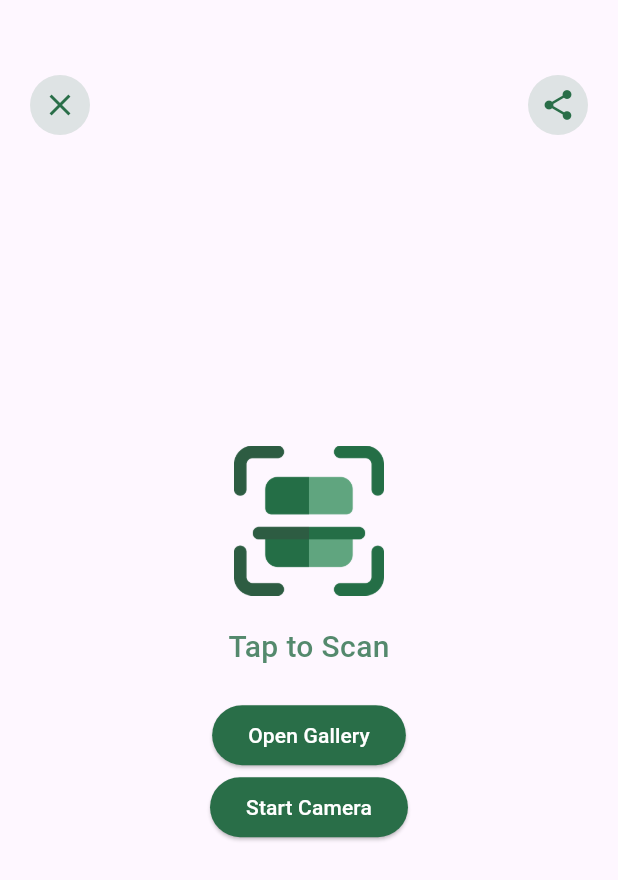
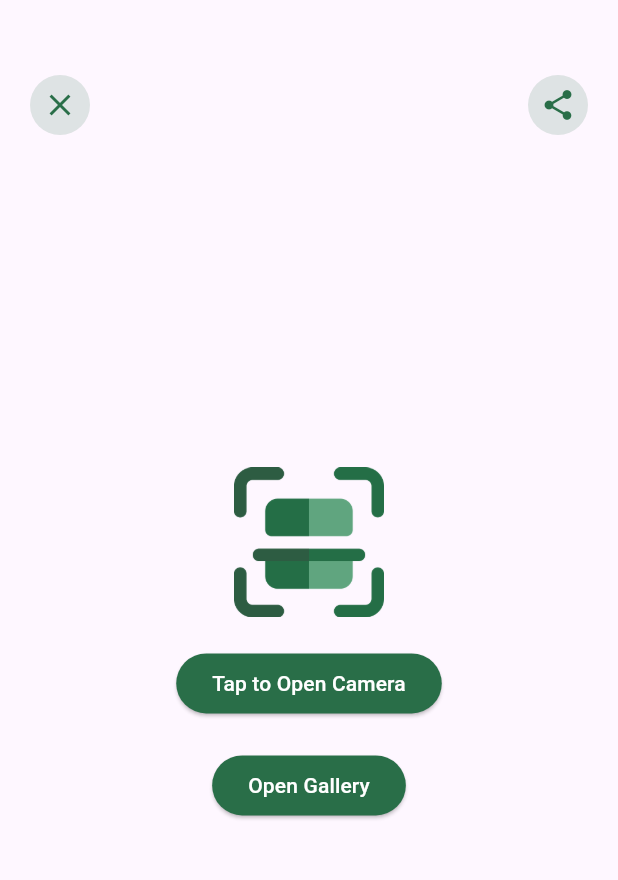
Before and after one commit to J1410T/Plant_App_With_GPT_Predict, a Flutter app: the ScanPage screen opened directly, on a phone screen of 412 x 824 dp. Shown: the top 880 px of the screen. Run offline on Flutter 3.47's test engine with Material 3 defaults, Android fonts, the light colour scheme and no system bars; our stand-ins replace animated_bottom_navigation_bar, animated_text_kit, awesome_dialog, dio, flutter_spinkit, google_sign_in and 4 more; accounts and stored records are empty; network calls fail.

Commit message:
style: update ui in scan page

```diff
--- a/lib/ui/scan_page.dart
+++ b/lib/ui/scan_page.dart
@@ -172,12 +172,16 @@ class _ScanPageState extends State<ScanPage> {
                           height: 100,
                         ),
                         const SizedBox(height: 20),
-                        Text(
-                          'Tap to Scan',
-                          style: TextStyle(
-                            color: Constants.primaryColor.withOpacity(.80),
-                            fontWeight: FontWeight.w500,
-                            fontSize: 20,
+                        ElevatedButton(
+                          onPressed: () {
+                            _pickImage(ImageSource.camera);
+                          },
+                          style: ElevatedButton.styleFrom(
+                            backgroundColor: Constants.primaryColor,
+                          ),
+                          child: const Text(
+                            'Tap to Open Camera',
+                            style: TextStyle(color: Colors.white),
                           ),
                         ),
                         const SizedBox(height: 20),
@@ -190,19 +194,7 @@ class _ScanPageState extends State<ScanPage> {
                           ),
                           child: const Text(
                             'Open Gallery',
-                            style: TextStyle(color: Colors.white), // Thay đổi màu text thành trắng
-                          ),
-                        ),
-                        ElevatedButton(
-                          onPressed: () {
-                            _pickImage(ImageSource.camera);
-                          },
-                          style: ElevatedButton.styleFrom(
-                            backgroundColor: Constants.primaryColor,
-                          ),
-                          child: const Text(
-                            'Start Camera',
-                            style: TextStyle(color: Colors.white), // Thay đổi màu text thành trắng
+                            style: TextStyle(color: Colors.white),
                           ),
                         ),
                       ],
@@ -239,7 +231,7 @@ class _ScanPageState extends State<ScanPage> {
                             ),
                             child: const Text(
                               'Detect Disease',
-                              style: TextStyle(color: Colors.white), // Thay đổi màu text thành trắng
+                              style: TextStyle(color: Colors.white),
                             ),
                           ),
                           if (diseaseName.isNotEmpty)
@@ -277,7 +269,7 @@ class _ScanPageState extends State<ScanPage> {
                                   ),
                                   child: const Text(
                                     'Show Precautions',
-                                    style: TextStyle(color: Colors.white), // Thay đổi màu text thành trắng
+                                    style: TextStyle(color: Colors.white),
                                   ),
                                 ),
                               ],
```
Also changed, not shown: lib/ui/screens/home_page.dart (+16 -16 lines), lib/ui/screens/profile_page.dart (+4 -4 lines).
